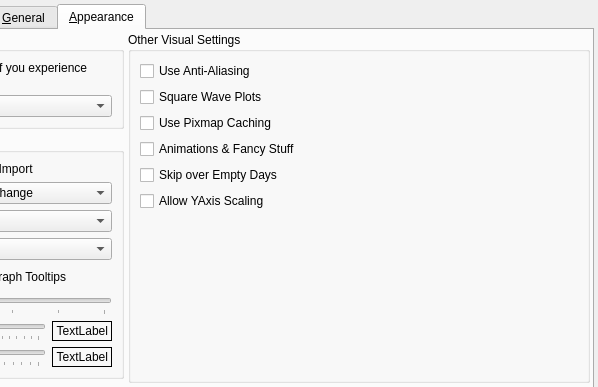
Old version of the form oscar/preferencesdialog.ui in the repository operativeF/oscar; both pictures show x 347 to 945 and y 0 to 387 of the 945 by 644 pixel window.
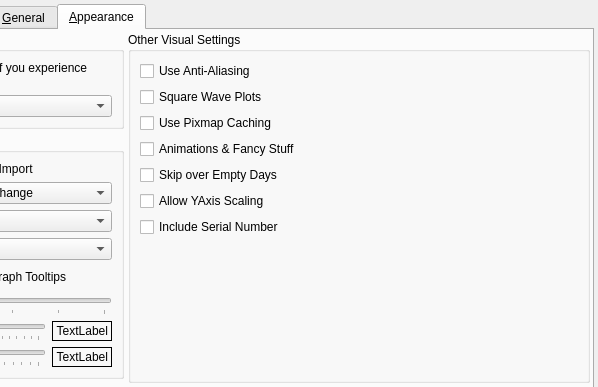
New version of the form. The open tabs and pages were chosen to show the change. Icons and pictures are not drawn.

Commit message: Add preferences setting to include machine serial on Statistics page machine settings report, default to off because it is ugly.

Diff of the .ui file:
```diff
--- a/oscar/preferencesdialog.ui
+++ b/oscar/preferencesdialog.ui
@@ -2691,6 +2691,16 @@
               </property>
              </widget>
             </item>
+            <item>
+             <widget class="QCheckBox" name="includeSerial">
+              <property name="toolTip">
+               <string>Whether to include machine serial number on machine settings changes report</string>
+              </property>
+              <property name="text">
+               <string>Include Serial Number</string>
+              </property>
+             </widget>
+            </item>
             <item>
              <spacer name="verticalSpacer">
               <property name="orientation">
```
Left out of the diff: 2 changed lines with no effect on the pictures. The commit also changes 3 other files.
